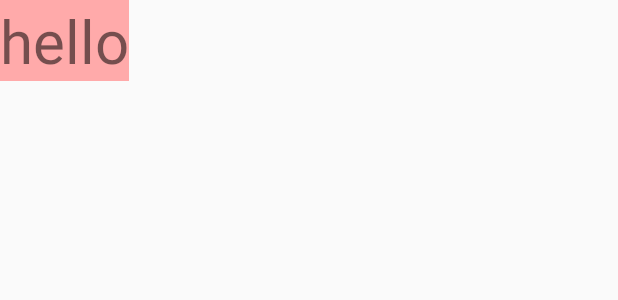
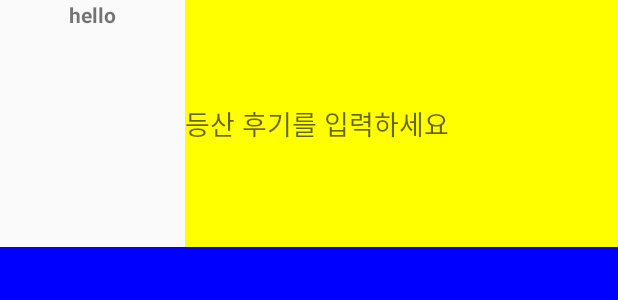
Before and after one commit to funny0601/FinalHHProject, an Android app: the layout tab5_frame.xml on its own in the app's theme, with its tools: preview values and no code run, on a phone screen of 412 x 824 dp. Shown: the top 300 px of the screen. Run offline under Robolectric (Android 15) with nearby library versions, the phone set to English and light mode, and no system bars.

Commit message:
등산 후기 탭 xml 레이아웃 완성

```diff
--- a/app/src/main/java/com/example/seyoung/finalhhproject/MainActivity.java
+++ b/app/src/main/java/com/example/seyoung/finalhhproject/MainActivity.java
@@ -56,13 +56,13 @@ public class MainActivity extends AppCompatActivity {
         // 매번 로그아웃을 요청함
         // 이거 빼면 로그인 안 해도 됌
 
-        UserManagement.getInstance().requestLogout(new LogoutResponseCallback() {
+        /*UserManagement.getInstance().requestLogout(new LogoutResponseCallback() {
             @Override
             public void onCompleteLogout() {
                 //로그아웃 성공 후 하고싶은 내용 코딩 ~
             }
         });
-
+        */
 
         callback = new SessionCallback();
         Session.getCurrentSession().addCallback(callback);
--- a/app/src/main/java/com/example/seyoung/finalhhproject/tab5.java
+++ b/app/src/main/java/com/example/seyoung/finalhhproject/tab5.java
@@ -14,6 +14,7 @@ import java.io.InputStream;
 import java.net.URL;
 import java.net.URLConnection;
 
+@SuppressWarnings("deprecation")
 public class tab5 extends Activity {
     ImageView imgView;
 
@@ -23,7 +24,8 @@ public class tab5 extends Activity {
 
         Intent intent = getIntent();
         String nickname = intent.getExtras().getString("nickname");
-        String profileImagePath = intent.getExtras().getString("profileImagePath");
+        //String profileImagePath = intent.getExtras().getString("profileImagePath");
+        String profileImagePath ="";
 
         TextView username = (TextView) findViewById(R.id.name);
         username.setText(nickname);
@@ -41,6 +43,7 @@ public class tab5 extends Activity {
             bis.close();
             imgView.setImageBitmap(bm);
         } catch (Exception e) {
+            imgView.setImageDrawable(getResources().getDrawable(R.drawable.dd2));
         }
 
 
--- a/app/src/main/res/layout/tab5_frame.xml
+++ b/app/src/main/res/layout/tab5_frame.xml
@@ -3,25 +3,53 @@
     xmlns:map="http://schemas.android.com/apk/res-auto"
     android:layout_width="match_parent"
     android:layout_height="match_parent"
-    android:orientation="vertical">
+    android:orientation="vertical"
+    android:weightSum="10">
 
     <LinearLayout
-        android:layout_width="wrap_content"
+        android:layout_width="match_parent"
+        android:layout_height="0dp"
+        android:orientation="horizontal"
+        android:layout_weight="2"
+        android:weightSum="1">
+
+        <LinearLayout
+            android:layout_width="0dp"
             android:layout_height="wrap_content"
-        android:orientation="horizontal">
+            android:layout_weight="0.3"
+            android:orientation="vertical"
+            android:weightSum="5">
+
 
             <ImageView
                 android:id="@+id/profile"
-            android:layout_width="wrap_content"
-            android:layout_height="wrap_content" />
+                android:layout_width="match_parent"
+                android:layout_height="0dp"
+                android:layout_weight="4"
+               />
 
             <TextView
                 android:id="@+id/name"
-            android:layout_width="wrap_content"
-            android:layout_height="wrap_content"
-            android:background="#ffaa"
+                android:layout_width="match_parent"
+                android:layout_height="0dp"
+                android:layout_weight="1"
+                android:textStyle="bold"
                 android:text="hello"
-            android:textSize="40dp" />
+                android:textAlignment="center" />
         </LinearLayout>
 
+        <EditText
+            android:layout_width="0dp"
+            android:layout_height="match_parent"
+            android:layout_weight="0.7"
+            android:background="#ffff00"
+            android:hint="등산 후기를 입력하세요"/>
     </LinearLayout>
+
+    <LinearLayout
+        android:layout_width="match_parent"
+        android:layout_height="0dp"
+        android:layout_weight="8"
+        android:background="#0000ff"/>
+
+</LinearLayout>
```
Also changed, not shown: app/src/main/res/drawable/dd2.jpg (added). Lines whose indentation alone changed are shown as unchanged.
